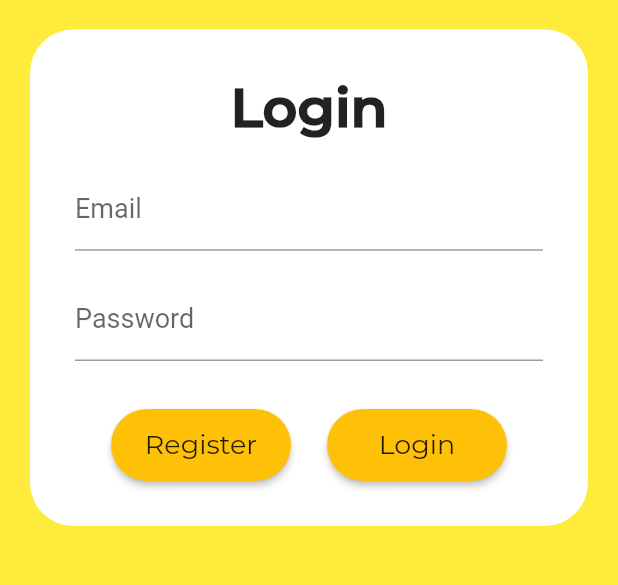
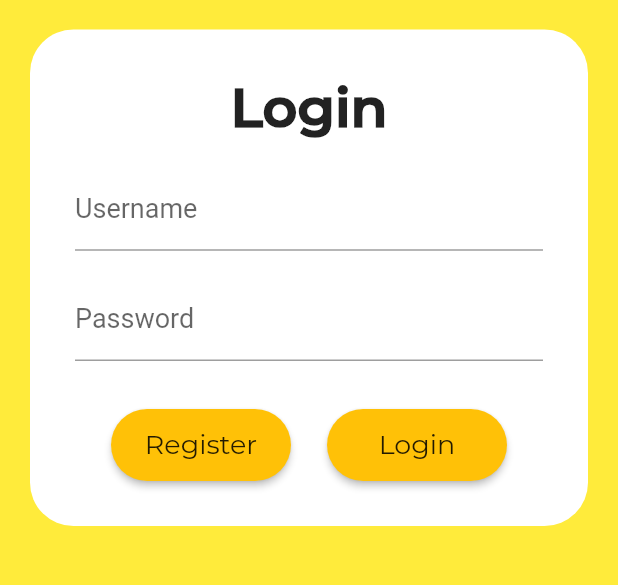
Before and after one commit to Radiumskull/bhawan-app, a Flutter app: the LoginPage screen opened directly, on a phone screen of 412 x 824 dp, the part 275-860 px from its top. Run offline on Flutter 3.47's test engine with Material 2 defaults, Android fonts, the phone set to English and light mode, and no system bars; drawn by our look-alikes of loading_overlay; our stand-ins replace shared_preferences, validators; missing offline and left inert: w3c_event_source; accounts and stored records are empty; statements that could not run were skipped; project files that could hold a hidden picture were left out.

Commit message:
can use Username, Change to new url

```diff
--- a/lib/blocs/auth_bloc.dart
+++ b/lib/blocs/auth_bloc.dart
@@ -43,7 +43,7 @@ class AuthBloc extends ChangeNotifier{
   }
 
   Future<void> login(email, password) async {
-    String url = 'https://bhawan.herokuapp.com/api/login/';
+    String url = 'http://bhawan.co.in/api/login/';
     try {
       setLoading();
       final res = await http.post(url, body : jsonEncode({
--- a/lib/blocs/controller_bloc.dart
+++ b/lib/blocs/controller_bloc.dart
@@ -35,7 +35,7 @@ class ControllerBloc extends ChangeNotifier{
   }
 
   void updateSwitch(newState) {
-    final url = Uri.parse('http://bhawan.herokuapp.com/api/user/' + this.token + '/');
+    final url = Uri.parse('http://bhawan.co.in/api/user/' + this.token + '/');
     http.patch(url, body: jsonEncode(newState));
   }
 
--- a/lib/pages/Login/LoginPage.dart
+++ b/lib/pages/Login/LoginPage.dart
@@ -25,9 +25,10 @@ class _LoginPageState extends State<LoginPage> {
   Widget build(BuildContext context) {
     final authBloc = Provider.of<AuthBloc>(context);
     final _formKey = GlobalKey<FormState>();
-    String _email = "test@gmail.com";
-    String _password = "test123";
-    String _phone = "1231231231";
+    String _email = "";
+    String _password = "";
+    String _phone = "";
+    String _username = "";
 
     void inputHandler(String inputField, String text) {
       switch (inputField) {
@@ -36,6 +37,9 @@ class _LoginPageState extends State<LoginPage> {
           break;
         case "Password":
           _password = text;
+          break;
+        case "Username":
+          _username = text;
           break;
         case "Phone Number":
           _phone = text;
@@ -87,7 +91,7 @@ class _LoginPageState extends State<LoginPage> {
             height: 20,
           ),
           InputField(
-              labelText: "Email", inputHandler: inputHandler, type: "email"),
+              labelText: "Username", inputHandler: inputHandler),
           SizedBox(
             height: 20,
           ),
@@ -175,7 +179,7 @@ class _LoginPageState extends State<LoginPage> {
                                                   }
                                                 } else {
                                                   //Login Process
-                                                  await authBloc.login(_email, _password);
+                                                  await authBloc.login(_username, _password);
                                                 }
                                               }
                                             },
```
